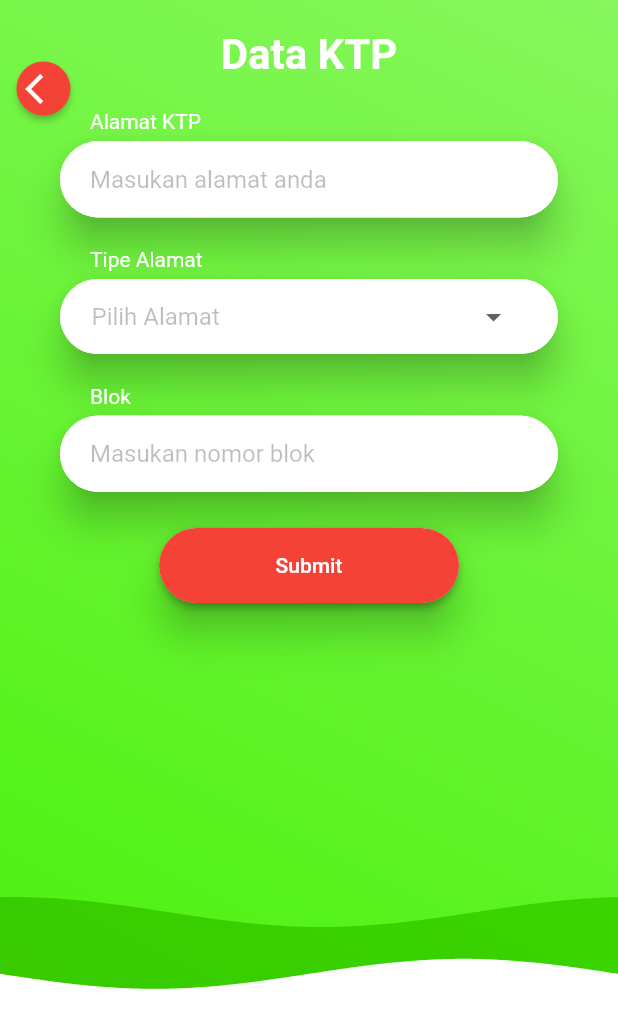
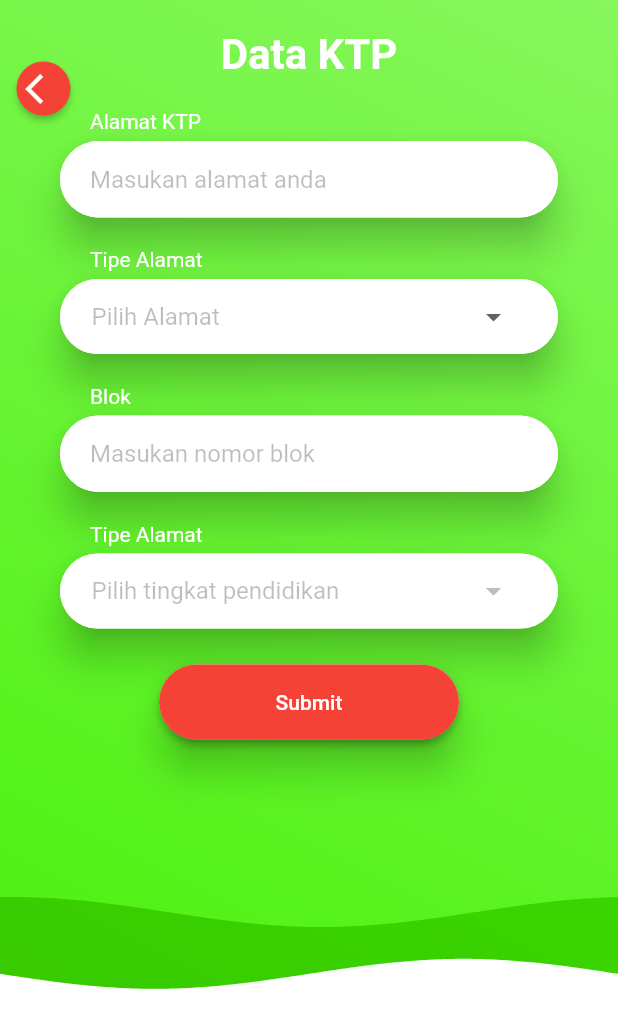
Before and after one commit to skripsimu/tunaiku_mini_project, a Flutter app: the KtpPage screen opened directly, after a tap on "Submit", on a phone screen of 412 x 824 dp. Shown: the top 1028 px of the screen. Run offline on Flutter 3.47's test engine with Material 2 defaults, Android fonts, the phone set to English and light mode, and no system bars; drawn by our look-alikes of wave; our stand-ins replace bloc, datetime_picker_formfield, flutter_bloc, fluttertoast.

Commit message:
add dropdown province at ktp page

```diff
--- /dev/null
+++ b/lib/bloc/dropdown_province_bloc.dart
@@ -0,0 +1,13 @@
+import 'package:flutter_bloc/flutter_bloc.dart';
+
+class DropDownProvince extends Bloc<String, String> {
+  String _province;
+  @override
+  String get initialState => "pilih provinsi";
+
+  @override
+  Stream<String> mapEventToState(String event) async* {
+    _province = (event == "Malang") ? "Malang" : "Surabaya";
+    yield _province;
+  }
+}
--- /dev/null
+++ b/lib/bloc/province_bloc.dart
@@ -0,0 +1,17 @@
+import 'package:flutter_bloc/flutter_bloc.dart';
+import 'package:tunaiku_mini_project/model/province_model.dart';
+
+import '../library/initial.dart';
+
+class ProvinceBloc extends Bloc<int, List<ProvinceModel>> {
+  @override
+  List<ProvinceModel> get initialState => [];
+
+  @override
+  Stream<List<ProvinceModel>> mapEventToState(int event) async* {
+    try {
+      List<ProvinceModel> province = await provinceServices.getProvince();
+      yield province;
+    } catch (_) {}
+  }
+}
--- a/lib/library/default_form.dart
+++ b/lib/library/default_form.dart
@@ -10,6 +10,7 @@ class DefaultForm {
     TextInputType keyboardType,
     TextEditingController textController,
     TextCapitalization textCapitalization,
+    bool digitsOnly,
   }) {
     return Column(crossAxisAlignment: CrossAxisAlignment.start, children: [
       Container(
@@ -30,9 +31,14 @@ class DefaultForm {
         child: TextFormField(
           controller: textController,
           keyboardType: keyboardType,
-          textCapitalization: textCapitalization == null ? TextCapitalization.sentences : textCapitalization,
+          textCapitalization: textCapitalization == null
+              ? TextCapitalization.sentences
+              : textCapitalization,
           inputFormatters: [
             LengthLimitingTextInputFormatter(maxLength),
+            (digitsOnly)
+                ? WhitelistingTextInputFormatter.digitsOnly
+                : BlacklistingTextInputFormatter.singleLineFormatter,
           ],
           maxLengthEnforced: true,
           decoration: InputDecoration(
--- a/lib/library/initial.dart
+++ b/lib/library/initial.dart
@@ -4,6 +4,7 @@ import 'package:tunaiku_mini_project/library/default_button.dart';
 import 'package:tunaiku_mini_project/library/default_form.dart';
 import 'package:tunaiku_mini_project/library/show_toast.dart';
 import 'package:tunaiku_mini_project/library/wave_widget.dart';
+import 'package:tunaiku_mini_project/services/province_services.dart';
 import 'package:tunaiku_mini_project/ui/widget/ktp_view.dart';
 import 'package:tunaiku_mini_project/ui/widget/personal_data.dart';
 
@@ -15,3 +16,4 @@ PersonalData personalData = PersonalData();
 CustomToast customToast = CustomToast();
 WaveView waveView = WaveView();
 KtpView ktpView = KtpView();
+ProvinceServices provinceServices = ProvinceServices();
--- a/lib/main.dart
+++ b/lib/main.dart
@@ -1,9 +1,11 @@
 import 'package:flutter/material.dart';
 import 'package:flutter_bloc/flutter_bloc.dart';
 import 'package:tunaiku_mini_project/bloc/address_bloc.dart';
+import 'package:tunaiku_mini_project/bloc/dropdown_province_bloc.dart';
 import 'package:tunaiku_mini_project/bloc/education_bloc.dart';
 import 'package:tunaiku_mini_project/ui/home_page.dart';
 
+import 'bloc/province_bloc.dart';
 import 'ui/home_page.dart';
 
 void main() => runApp(Tunaiku());
@@ -16,6 +18,8 @@ class Tunaiku extends StatelessWidget {
       providers: [
         BlocProvider<EducationBloc>(create: (context) => EducationBloc()),
         BlocProvider<AddressBloc>(create: (context) => AddressBloc()),
+        BlocProvider<ProvinceBloc>(create: (context) => ProvinceBloc()),
+        BlocProvider<DropDownProvince>(create: (context) => DropDownProvince()),
       ],
       child: MaterialApp(
         debugShowCheckedModeBanner: false,
--- /dev/null
+++ b/lib/model/province_model.dart
@@ -0,0 +1,12 @@
+class ProvinceModel {
+  String id;
+  String name;
+  ProvinceModel({
+    this.id,
+    this.name,
+  });
+  factory ProvinceModel.getProvince(Map<String, dynamic> json) => ProvinceModel(
+        id: json['id'].toString(),
+        name: json['nama'],
+      );
+}
--- a/lib/ui/ktp_page.dart
+++ b/lib/ui/ktp_page.dart
@@ -3,6 +3,18 @@ import 'package:flutter/material.dart';
 import '../library/initial.dart';
 
 class KtpPage extends StatelessWidget {
+  final String noKtp;
+  final String nama;
+  final String noRekening;
+  final String pendidikan;
+  final String tanggalLahir;
+  KtpPage({
+    this.noKtp,
+    this.nama,
+    this.noRekening,
+    this.pendidikan,
+    this.tanggalLahir,
+  });
   @override
   Widget build(BuildContext context) {
     return Scaffold(
--- a/lib/ui/widget/ktp_view.dart
+++ b/lib/ui/widget/ktp_view.dart
@@ -1,9 +1,10 @@
 import 'package:flutter/material.dart';
 import 'package:flutter_bloc/flutter_bloc.dart';
 import 'package:tunaiku_mini_project/bloc/address_bloc.dart';
+import 'package:tunaiku_mini_project/bloc/dropdown_province_bloc.dart';
+import 'package:tunaiku_mini_project/bloc/province_bloc.dart';
+import 'package:tunaiku_mini_project/model/province_model.dart';
 
-import '../../library/initial.dart';
-import '../../library/initial.dart';
 import '../../library/initial.dart';
 
 class KtpView {
@@ -11,8 +12,10 @@ class KtpView {
   TextEditingController _blok = TextEditingController();
 
   Address _dropdownValue;
+  String _provinceValue;
   body(BuildContext context) {
     AddressBloc bloc = BlocProvider.of<AddressBloc>(context);
+    DropDownProvince blprov = BlocProvider.of<DropDownProvince>(context);
     return Stack(children: [
       waveView.body(context),
       ListView(
@@ -40,6 +43,7 @@ class KtpView {
                   hint: "Masukan alamat anda",
                   maxLength: 100,
                   keyboardType: TextInputType.text,
+                  digitsOnly: false,
                 ),
                 Column(
                   crossAxisAlignment: CrossAxisAlignment.start,
@@ -109,6 +113,66 @@ class KtpView {
                   textController: _blok,
                   title: "Blok",
                   textCapitalization: TextCapitalization.characters,
+                  digitsOnly: false,
+                ),
+                BlocBuilder<ProvinceBloc, List<ProvinceModel>>(
+                  builder: (context, province) => Column(
+                    crossAxisAlignment: CrossAxisAlignment.start,
+                    children: [
+                      Container(
+                        margin: EdgeInsets.only(
+                          left: 60,
+                          right: 60,
+                          top: 20,
+                          bottom: 5,
+                        ),
+                        child: Text(
+                          "Tipe Alamat",
+                          style: TextStyle(color: Colors.white),
+                        ),
+                      ),
+                      Card(
+                          margin: EdgeInsets.only(left: 40, right: 40),
+                          elevation: 11,
+                          shape: RoundedRectangleBorder(
+                              borderRadius:
+                                  BorderRadius.all(Radius.circular(40))),
+                          child: Container(
+                            padding: EdgeInsets.only(left: 20, right: 30),
+                            decoration: BoxDecoration(
+                              color: Colors.white,
+                              border: Border.all(color: Colors.transparent),
+                              borderRadius: BorderRadius.circular(30),
+                            ),
+                            child: BlocBuilder<DropDownProvince, String>(
+                              builder: (context, getPendidikan) =>
+                                  DropdownButton(
+                                isExpanded: true,
+                                hint: Container(
+                                  child: Text(
+                                    "Pilih tingkat pendidikan",
+                                    style: TextStyle(
+                                      color: Colors.black26,
+                                    ),
+                                  ),
+                                ),
+                                underline: Container(),
+                                items: province.map((item) {
+                                  return DropdownMenuItem(
+                                    child: Text(item.name),
+                                    value: item.name,
+                                  );
+                                }).toList(),
+                                onChanged: (value) {
+                                  blprov.add(value);
+                                  _provinceValue = value;
+                                },
+                                value: _provinceValue,
+                              ),
+                            ),
+                          )),
+                    ],
+                  ),
                 ),
                 SizedBox(
                   height: 20,
@@ -128,6 +192,7 @@ class KtpView {
             _alamat.text = "";
             _blok.text = "";
             _dropdownValue = null;
+            _provinceValue = null;
           },
           shape: CircleBorder(),
           fillColor: Colors.red,
```
Also changed, not shown: lib/services/province_services.dart (added, +17 -0 lines), lib/ui/widget/personal_data.dart (+20 -2 lines).
